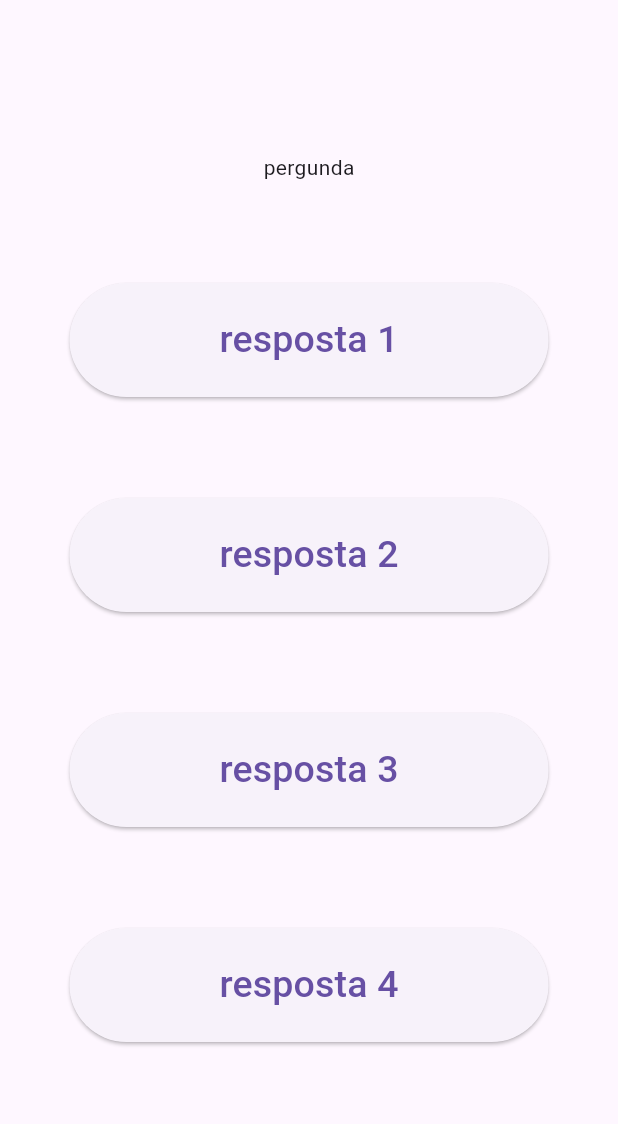
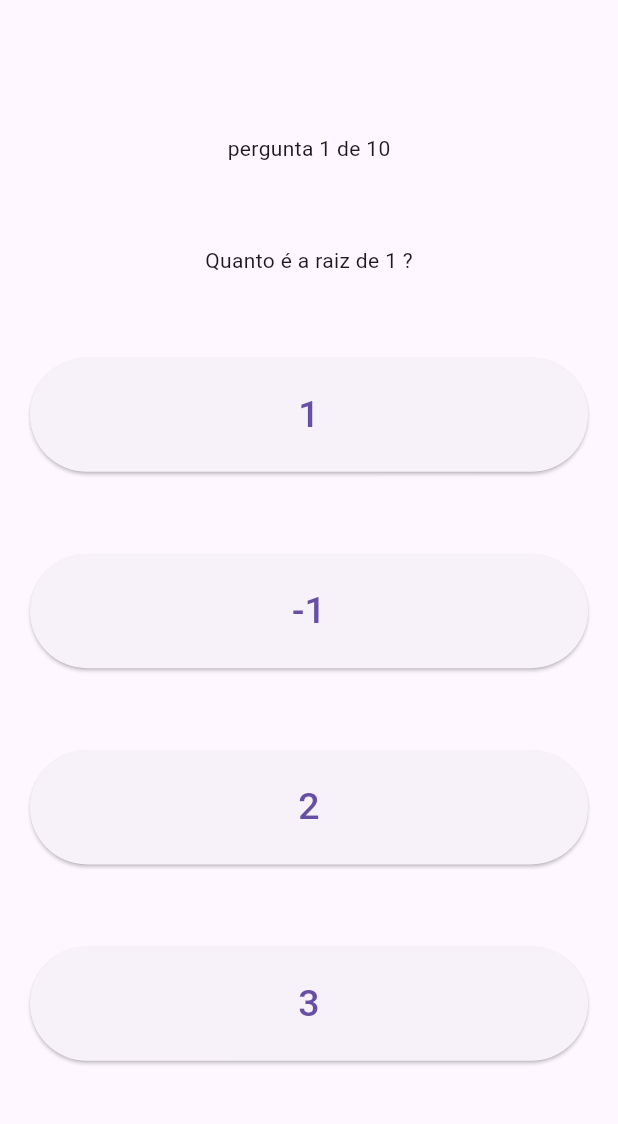
Before and after one commit to AlisonHSerpa/Spectrum-Score, a Flutter app: the screen it shows after launch, after a tap on "ASRS-18", on a phone screen of 412 x 824 dp, the part 63-1187 px from its top. Run offline on Flutter 3.47's test engine with Material 3 defaults, Android fonts, the phone set to English and light mode, and no system bars.

```diff
--- a/quiz/lib/ASRS18.dart
+++ b/quiz/lib/ASRS18.dart
@@ -1,6 +1,8 @@
-// ignore_for_file: sort_child_properties_last, avoid_print, library_private_types_in_public_api, prefer_const_constructors
+// ignore_for_file: sort_child_properties_last, avoid_print,
+// library_private_types_in_public_api, prefer_const_constructors, file_names
 
 import 'package:flutter/material.dart';
+import 'package:quiz/Resultado.dart';
 
 class Tdah extends StatefulWidget {
   const Tdah({Key? key}) : super(key: key);
@@ -12,62 +14,110 @@ class Tdah extends StatefulWidget {
 class _TdahState extends State<Tdah> {
   @override
   Widget build(BuildContext context) {
+    List quiz = [
+      {
+        //precisa concertar o algoritmo, use o for pra a resposta correta
+        //precisamos poder selecionar mais de uma resposta certa
+        'pergunta': "Quanto é a raiz de 1 ?",
+        'respostas': [
+          '1',
+          '-1',
+          '2',
+          '3',
+        ],
+        'alternativa correta': 1,
+      }
+    ];
+
+    int perguntaNumero = 1;
+    int acertos = 0;
+
+    void respondeu(int respostaNumero) {
+      setState(() {
+        if (quiz[perguntaNumero - 1]["alternativa correta"] == respostaNumero) {
+          print("acertou");
+          acertos++;
+        }
+
+        if (perguntaNumero == 1) {
+          Navigator.pushNamed(context, "Resultado",
+              arguments: Argumentos(acertos));
+        } else {
+          perguntaNumero++;
+        }
+      });
+    }
+
     return MaterialApp(
-      home:Scaffold(
+      home: Scaffold(
         appBar: AppBar(
           title: const Center(child: Text('Spectrum Score')),
         ),
-
         body: Padding(
             padding: const EdgeInsets.all(20.0),
-          child: Center (
+            child: Center(
                 child: Column(
                     mainAxisAlignment: MainAxisAlignment.spaceEvenly,
                     children: [
-              const Text('pergunda'),
-
-              ElevatedButton(
+                  Text('pergunta $perguntaNumero de 10'),
+                  Text(quiz[perguntaNumero - 1]['pergunta']),
+                  SizedBox(
+                    width: double.infinity,
+                    child: ElevatedButton(
                       onPressed: () {
-                  print('precionado');
+                        print('pressionado');
+                        respondeu(1);
                       },
-                child: Text('resposta 1', style: const TextStyle(fontSize: 25)),
-                style: ElevatedButton.styleFrom(
-                padding: EdgeInsets.fromLTRB(100, 20, 100, 20),
-                ),
-              ),
-
-              ElevatedButton(
-                onPressed: () {
-                  print('precionado');
-                },
-                child: const Text('resposta 2', style: TextStyle(fontSize: 25)),
+                      child: Text(quiz[perguntaNumero - 1]["respostas"][0],
+                          style: TextStyle(fontSize: 25)),
                       style: ElevatedButton.styleFrom(
                         padding: const EdgeInsets.fromLTRB(100, 20, 100, 20),
                       ),
                     ),
-
-              ElevatedButton(
+                  ),
+                  SizedBox(
+                    width: double.infinity,
+                    child: ElevatedButton(
                       onPressed: () {
-                  print('precionado');
+                        print('pressionado');
+                        respondeu(1);
                       },
-                child: Text('resposta 3', style: const TextStyle(fontSize: 25)),
+                      child: Text(quiz[perguntaNumero - 1]["respostas"][1],
+                          style: TextStyle(fontSize: 25)),
                       style: ElevatedButton.styleFrom(
-                padding: EdgeInsets.fromLTRB(100, 20, 100, 20),
+                        padding: const EdgeInsets.fromLTRB(100, 20, 100, 20),
                       ),
                     ),
-
-              ElevatedButton(
+                  ),
+                  SizedBox(
+                    width: double.infinity,
+                    child: ElevatedButton(
                       onPressed: () {
-                  print('precionado');
+                        print('pressionado');
+                        respondeu(1);
                       },
-                child: Text('resposta 4', style: const TextStyle(fontSize: 25)),
+                      child: Text(quiz[perguntaNumero - 1]["respostas"][2],
+                          style: TextStyle(fontSize: 25)),
                       style: ElevatedButton.styleFrom(
-                padding: EdgeInsets.fromLTRB(100, 20, 100, 20),
+                        padding: const EdgeInsets.fromLTRB(100, 20, 100, 20),
                       ),
                     ),
-              ])
-            )
                   ),
+                  SizedBox(
+                    width: double.infinity,
+                    child: ElevatedButton(
+                      onPressed: () {
+                        print('pressionado');
+                        respondeu(0);
+                      },
+                      child: Text(quiz[perguntaNumero - 1]["respostas"][3],
+                          style: TextStyle(fontSize: 25)),
+                      style: ElevatedButton.styleFrom(
+                        padding: const EdgeInsets.fromLTRB(100, 20, 100, 20),
+                      ),
+                    ),
+                  ),
+                ]))),
       ),
     );
   }
@@ -75,11 +125,11 @@ class _TdahState extends State<Tdah> {
   ElevatedButton newMethod() {
     return ElevatedButton(
       onPressed: () {
-                print('precionado');
+        print('pressionado');
       },
-              child: Text('resposta 1', style: const TextStyle(fontSize: 25)),
+      child: const Text('resposta 1', style: TextStyle(fontSize: 25)),
       style: ElevatedButton.styleFrom(
-                padding: EdgeInsets.fromLTRB(100, 20, 100, 20),
+        padding: const EdgeInsets.fromLTRB(100, 20, 100, 20),
       ),
     );
   }
--- a/quiz/lib/main.dart
+++ b/quiz/lib/main.dart
@@ -4,6 +4,7 @@ import 'package:flutter/material.dart';
 import 'package:quiz/ASRS18.dart';
 
 import 'homepage.dart';
+import 'Resultado.dart';
 
 void main() {
   runApp(MyApp());
@@ -14,12 +15,10 @@ class MyApp extends StatelessWidget {
 
   @override
   Widget build(BuildContext context) {
-    return MaterialApp(
-      initialRoute: '/',
-      routes: {
-        '/' : (context) => Homepage(),
-        'TDAH' : (context) => Tdah(),
-      }
-    );
+    return MaterialApp(initialRoute: '/', routes: {
+      '/': (context) => Homepage(),
+      'TDAH': (context) => Tdah(),
+      Resultado.routename: (context) => Resultado(),
+    });
   }
 }
--- /dev/null
+++ b/quiz/lib/resultado.dart
@@ -0,0 +1,49 @@
+import 'package:flutter/material.dart';
+
+class Resultado extends StatelessWidget {
+  static const routename = 'Resultado';
+
+  const Resultado({super.key});
+
+  @override
+  Widget build(BuildContext context) {
+    final argumentos = ModalRoute.of(context)?.settings.arguments as Argumentos;
+
+    String resposta(int acertos) {
+      if (acertos == 1) {
+        return "voce eh";
+      } else {
+        return "voce nao eh";
+      }
+    }
+
+    return MaterialApp(
+        home: Scaffold(
+      appBar: AppBar(
+        title: const Center(child: Text('Resultado')),
+      ),
+      body: Center(
+        child: Column(children: [
+          Text(resposta(argumentos.acertos)),
+          ElevatedButton(
+            onPressed: () {
+              Navigator.pushNamed(context, '/');
+            },
+            style: ElevatedButton.styleFrom(
+              // ignore: prefer_const_constructors
+              padding: EdgeInsets.fromLTRB(100, 20, 100, 20),
+            ),
+            // ignore: prefer_const_constructors
+            child: Text('Voltar para o menu',
+                style: const TextStyle(fontSize: 25)),
+          )
+        ]),
+      ),
+    ));
+  }
+}
+
+class Argumentos {
+  int acertos = 0;
+  Argumentos(this.acertos);
+}
```
Also changed, not shown: quiz/pubspec.lock. Lines whose indentation alone changed are shown as unchanged.
